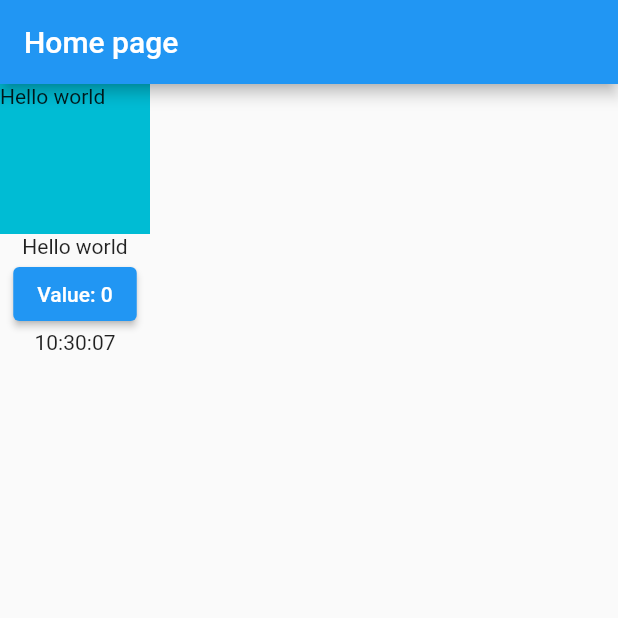
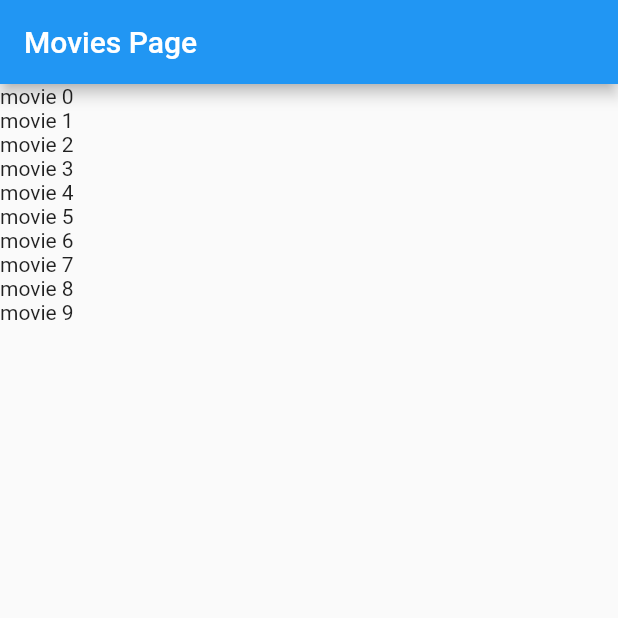
Before and after one commit to 1712916/riverpod-app, a Flutter app: the screen it shows after launch, on a phone screen of 412 x 824 dp, the top half of it. Run offline on Flutter 3.47's test engine with Material 2 defaults, Android fonts, the phone set to English and light mode, and no system bars; our stand-ins replace dio, flutter_riverpod, riverpod_annotation; generated files the repository leaves out were written again.

Commit message:
create simple provider with riverpod generator

```diff
--- a/lib/main.dart
+++ b/lib/main.dart
@@ -1,6 +1,6 @@
 import 'package:flutter/material.dart';
 import 'package:flutter_riverpod/flutter_riverpod.dart';
-import 'package:riverpod_app/home_page.dart';
+import 'package:riverpod_app/movies_page.dart';
 
 void main() {
   runApp(ProviderScope(child: const MyApp()));
@@ -16,7 +16,7 @@ class MyApp extends StatelessWidget {
       theme: ThemeData(
         primarySwatch: Colors.blue,
       ),
-      home: HomePage(),
+      home: MoviesPage(),
     );
   }
 }
--- /dev/null
+++ b/lib/movies_page.dart
@@ -0,0 +1,34 @@
+import 'package:flutter/material.dart';
+import 'package:flutter_riverpod/flutter_riverpod.dart';
+import 'package:riverpod_app/repository/movies_repository.dart';
+
+class MoviesPage extends ConsumerWidget {
+  const MoviesPage({Key? key}) : super(key: key);
+
+  @override
+  Widget build(BuildContext context, WidgetRef ref) {
+    return Scaffold(
+      appBar: AppBar(
+        title: Text('Movies Page'),
+      ),
+      body: Consumer(
+        builder: (BuildContext context, WidgetRef ref, Widget? child) {
+          final v = ref.watch(moviesProvider);
+          return v.when(data: (data) {
+            return Column(
+              children: data.map((e) => Text(e)).toList(),
+            );
+          }, error: (err, _) {
+            return Text('err');
+          }, loading: () {
+            return const SizedBox(
+              width: 100,
+              height: 100,
+              child: CircularProgressIndicator(),
+            );
+          });
+        },
+      ),
+    );
+  }
+}
--- /dev/null
+++ b/lib/repository/movies_repository.dart
@@ -0,0 +1,45 @@
+import 'package:dio/dio.dart';
+import 'package:riverpod_annotation/riverpod_annotation.dart';
+import 'package:riverpod_app/provider/dio_provider.dart';
+
+part 'movies_repository.g.dart';
+
+@riverpod
+Future<String> movie(
+  MovieRef ref, {
+  required int movieId,
+}) {
+  return ref.watch(moviesRepositoryProvider).movie(movieId: movieId);
+}
+
+@riverpod
+Future<List<String>> movies(MoviesRef ref) {
+  return ref.watch(moviesRepositoryProvider).searchMovies(page: 1);
+}
+
+@riverpod
+MoviesRepository moviesRepository(MoviesRepositoryRef ref) => MoviesRepository(
+      client: ref.watch(dioProvider), // the provider we defined above
+      apiKey: 'Env.tmdbApiKey', // a constant defined elsewhere
+    );
+
+class MoviesRepository {
+  MoviesRepository({required this.client, required this.apiKey});
+  final Dio client;
+  final String apiKey;
+
+  // search for movies that match a given query (paginated)
+  Future<List<String>> searchMovies({required int page, String query = ''}) async {
+    return List.generate(10, (index) => 'movie $index');
+  }
+
+  // get the "now playing" movies (paginated)
+  Future<List<String>> nowPlayingMovies({required int page}) async {
+    return [];
+  }
+
+  // get the movie for a given id
+  Future<String> movie({required int movieId}) async {
+    return '$movieId';
+  }
+}
```
Also changed, not shown: lib/provider/dio_provider.dart (added, +20 -0 lines), pubspec.yaml (+11 -1 lines), lib/provider/dio_provider.g.dart (added), lib/repository/movies_repository.g.dart (added).
